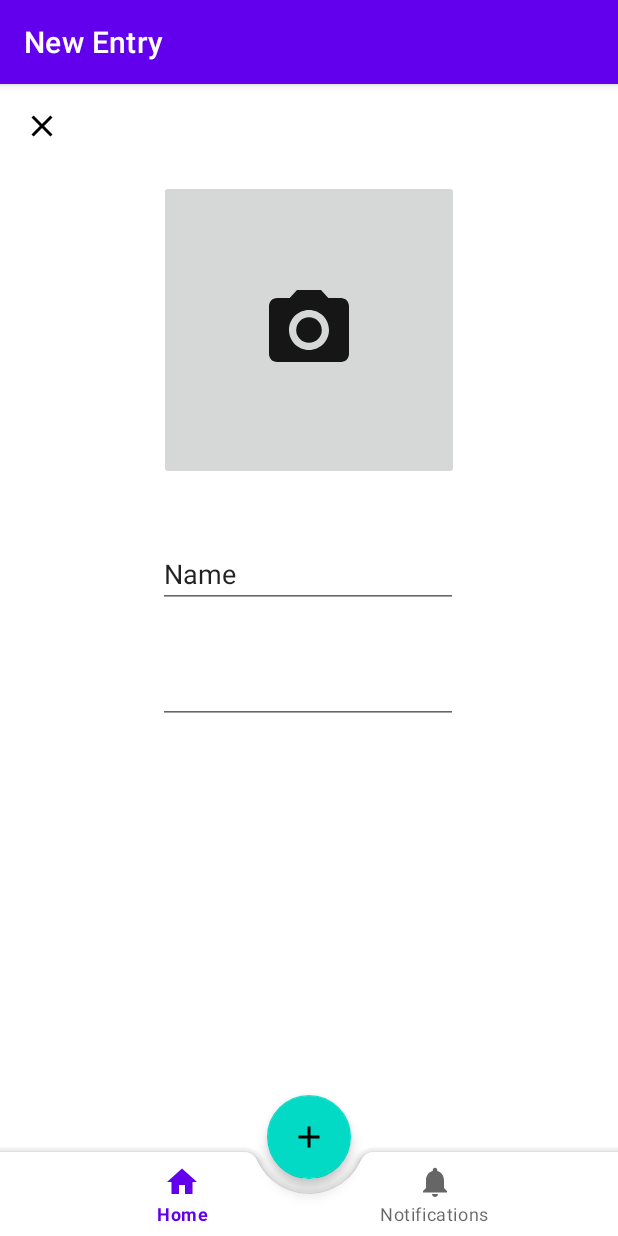
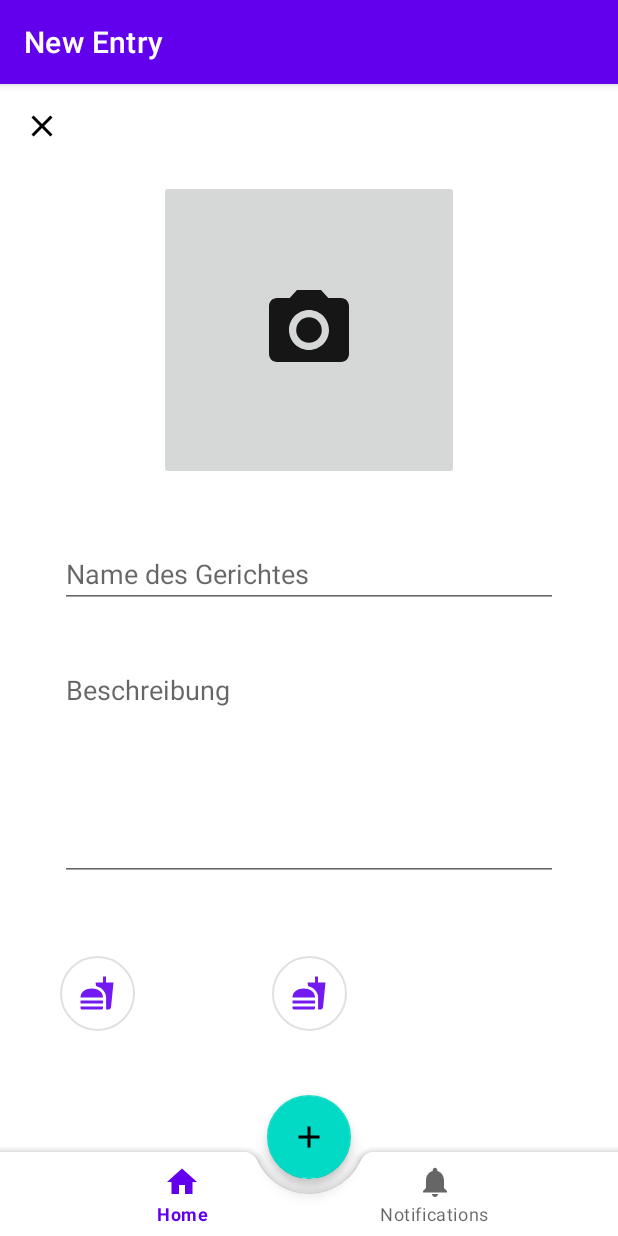
Before and after one commit to Tuuby/SpareFood_App, an Android app: the NewEntryFragment screen opened through its navigation route, on a phone screen of 412 x 824 dp. Run offline under Robolectric (Android 15) with nearby library versions, the phone set to English and light mode, and no system bars; our stand-ins replace navigation-ui.

Commit message:
temp commit add toggleFilterButton Dummy template

```diff
--- a/app/src/main/java/de/thb/sparefood_app/MainActivity.java
+++ b/app/src/main/java/de/thb/sparefood_app/MainActivity.java
@@ -14,6 +14,7 @@ import android.widget.ImageView;
 
 import com.google.android.material.bottomappbar.BottomAppBar;
 import com.google.android.material.bottomnavigation.BottomNavigationView;
+import com.google.android.material.button.MaterialButton;
 import com.google.android.material.floatingactionbutton.FloatingActionButton;
 
 import androidx.appcompat.app.ActionBar;
@@ -92,6 +93,4 @@ public class MainActivity extends AppCompatActivity {
 //        this.getWindow().clearFlags(WindowManager.LayoutParams.FLAG_LAYOUT_NO_LIMITS);
     }
 
-
-
 }
--- a/app/src/main/java/de/thb/sparefood_app/ui/new_entry/NewEntryFragment.java
+++ b/app/src/main/java/de/thb/sparefood_app/ui/new_entry/NewEntryFragment.java
@@ -2,16 +2,12 @@ package de.thb.sparefood_app.ui.new_entry;
 
 import android.Manifest;
 import android.app.Activity;
-import android.app.Application;
-import android.content.Context;
 import android.content.Intent;
 import android.content.pm.PackageManager;
 import android.graphics.Bitmap;
 import android.graphics.BitmapFactory;
-import android.media.Image;
 import android.media.MediaScannerConnection;
 import android.net.Uri;
-import android.os.Build;
 import android.os.Bundle;
 import android.os.Environment;
 import android.provider.MediaStore;
@@ -20,8 +16,6 @@ import android.view.LayoutInflater;
 import android.view.View;
 import android.view.ViewGroup;
 import android.widget.ImageButton;
-import android.widget.ImageView;
-import android.widget.TextView;
 
 import androidx.activity.result.ActivityResult;
 import androidx.activity.result.ActivityResultCallback;
@@ -34,6 +28,8 @@ import androidx.core.content.FileProvider;
 import androidx.fragment.app.Fragment;
 import androidx.lifecycle.ViewModelProvider;
 
+import com.google.android.material.button.MaterialButton;
+
 import java.io.File;
 import java.io.IOException;
 import java.text.SimpleDateFormat;
@@ -41,7 +37,6 @@ import java.util.Date;
 
 import de.thb.sparefood_app.R;
 import de.thb.sparefood_app.databinding.FragmentNewEntryBinding;
-import de.thb.sparefood_app.MainActivity;
 
 
 public class NewEntryFragment extends Fragment {
@@ -50,8 +45,7 @@ public class NewEntryFragment extends Fragment {
     private static final int pic_id = 123;
     // Define the button and imageview type variable
     ImageButton camera_open_id;
-    ImageView click_image_id;
-    //    Context context = getContext();
+    MaterialButton filterButtonDummy;
     String currentPhotoPath;
 
 
@@ -64,7 +58,6 @@ public class NewEntryFragment extends Fragment {
         View root = binding.getRoot();
 
         camera_open_id = (ImageButton) binding.cameraButton;
-        click_image_id = (ImageView) binding.mealImage;
 
         ActivityResultLauncher<Intent> someActivityResultLauncher = registerForActivityResult(
                 new ActivityResultContracts.StartActivityForResult(),
@@ -76,44 +69,8 @@ public class NewEntryFragment extends Fragment {
                             Log.d("DUMMY", "DATA FROM INTENT" + data);
                             galleryAddPic();
                             File photoTest = getActivity().getExternalFilesDir(currentPhotoPath);
-
-                            // Get the dimensions of the View
-//                            int targetW = click_image_id.getMeasuredWidth() != 0 ? click_image_id.getMeasuredWidth() : 401;
-//                            int targetH = click_image_id.getMeasuredHeight() != 0 ? click_image_id.getMeasuredHeight() : 401;
-////                            int targetW = 400;
-////                            int targetH = 400;
-//
-//                            Log.d(" TAG3333", "" + targetH + targetW);
-//
-//                            // Get the dimensions of the bitmap
-//                            BitmapFactory.Options bmOptions = new BitmapFactory.Options();
-//                            bmOptions.inJustDecodeBounds = true;
-//
-//                            BitmapFactory.decodeFile(currentPhotoPath, bmOptions);
-//
-//                            int photoW = bmOptions.outWidth;
-//                            int photoH = bmOptions.outHeight;
-//
-//                            // Determine how much to scale down the image
-//                            int scaleFactor = Math.max(1, Math.min(photoW/targetW, photoH/targetH));
-//
-//                            // Decode the image file into a Bitmap sized to fill the View
-//                            bmOptions.inJustDecodeBounds = false;
-//                            bmOptions.inSampleSize = scaleFactor;
-//                            bmOptions.inPurgeable = true;
-
-//                            Bitmap bitmap = BitmapFactory.decodeFile(currentPhotoPath, bmOptions);
                             Bitmap bitmap = BitmapFactory.decodeFile(currentPhotoPath);
-                            click_image_id.setImageBitmap(bitmap);
-
-//
-//                                // BitMap is data structure of image file
-//                                // which stores the image in memory
-//                                Bitmap photo = (Bitmap) data.getExtras()
-//                                        .get("data");
-//
-//                                // Set the image in imageview for display
-//                                click_image_id.setImageBitmap(photo);
+                            camera_open_id.setImageBitmap(bitmap);
                         }
                     }
                 });
@@ -123,7 +80,6 @@ public class NewEntryFragment extends Fragment {
         } catch (IOException e) {
             e.printStackTrace();
         }
-
 
         camera_open_id.setOnClickListener(new View.OnClickListener() {
 
@@ -152,34 +108,25 @@ public class NewEntryFragment extends Fragment {
             }
         });
 
-        // CAMERA Logic
-//        camera_open_id = (ImageButton)binding.cameraButton;
-//        click_image_id = (ImageView)binding.mealImage;
-//
-//        camera_open_id.setOnClickListener(new View.OnClickListener() {
-//
-//            @Override
-//            public void onClick(View v)
-//            {
-//
-//                // Create the camera_intent ACTION_IMAGE_CAPTURE
-//                // it will open the camera for capture the image
-//                Intent camera_intent
-//                        = new Intent(MediaStore
-//                        .ACTION_IMAGE_CAPTURE);
-//
-//                // Start the activity with camera_intent,
-//                // and request pic id
-////                startActivityForResult(camera_intent, pic_id);
-//                someActivityResultLauncher.launch(camera_intent);
-//            }
-//        });
+        filterButtonDummy = (MaterialButton) binding.filterButtonDummy;
+        filterButtonDummy.setSelected(false);
+        filterButtonDummy.setOnClickListener(new View.OnClickListener() {
 
-//        final TextView textView = binding.textNewEntry;
-//        plusViewModel.getText().observe(getViewLifecycleOwner(), textView::setText);
+            @Override
+            public void onClick(View v) {
+                toggleFilterButton();
+            }
+        });
+
         return root;
     }
 
+    public void toggleFilterButton () {
+        filterButtonDummy.setSelected(!filterButtonDummy.isSelected());
+        filterButtonDummy.setBackgroundTintList(getActivity().getResources().getColorStateList(R.color.color_state_list_filter_button_background));
+        filterButtonDummy.setRippleColor(getActivity().getResources().getColorStateList(R.color.color_state_list_filter_button_icon));
+        filterButtonDummy.setIconTint(getActivity().getResources().getColorStateList(R.color.color_state_list_filter_button_icon));
+    }
 
     private File createImageFile() throws IOException {
         // Create an image file name
@@ -267,29 +214,6 @@ public class NewEntryFragment extends Fragment {
 
 
 
-//    public void openSomeActivityForResult() {
-//        Intent intent = new Intent(this, SomeActivity.class);
-//        someActivityResultLauncher.launch(intent);
-//    }
-
-    // This method will help to retrieve the image
-    public void onActivityResult(int requestCode,
-                                 int resultCode,
-                                 Intent data) {
-
-        // Match the request 'pic id with requestCode
-        super.onActivityResult(requestCode, resultCode, data);
-        if (requestCode == pic_id) {
-
-            // BitMap is data structure of image file
-            // which stor the image in memory
-            Bitmap photo = (Bitmap) data.getExtras()
-                    .get("data");
-
-            // Set the image in imageview for display
-            click_image_id.setImageBitmap(photo);
-        }
-    }
 
     @Override
     public void onDestroyView() {
--- /dev/null
+++ b/app/src/main/res/color/color_state_list_filter_button_background.xml
@@ -0,0 +1,6 @@
+<?xml version="1.0" encoding="utf-8"?>
+<selector xmlns:android="http://schemas.android.com/apk/res/android">
+    <item android:state_selected="false"
+        android:color="@color/white" />
+    <item android:state_selected="true" android:color="@color/black" />
+</selector>
--- /dev/null
+++ b/app/src/main/res/color/color_state_list_filter_button_icon.xml
@@ -0,0 +1,6 @@
+<?xml version="1.0" encoding="utf-8"?>
+<selector xmlns:android="http://schemas.android.com/apk/res/android">
+    <item android:state_selected="false"
+        android:color="@color/purple_200" />
+    <item android:state_selected="true" android:color="@color/teal_200" />
+</selector>
--- /dev/null
+++ b/app/src/main/res/drawable/ic_baseline_fastfood_24.xml
@@ -0,0 +1,5 @@
+<vector android:alpha="0.9" android:height="24dp" android:tint="#000000"
+    android:viewportHeight="24" android:viewportWidth="24"
+    android:width="24dp" xmlns:android="http://schemas.android.com/apk/res/android">
+    <path android:fillColor="@android:color/white" android:pathData="M18.06,22.99h1.66c0.84,0 1.53,-0.64 1.63,-1.46L23,5.05h-5L18,1h-1.97v4.05h-4.97l0.3,2.34c1.71,0.47 3.31,1.32 4.27,2.26 1.44,1.42 2.43,2.89 2.43,5.29v8.05zM1,21.99L1,21h15.03v0.99c0,0.55 -0.45,1 -1.01,1L2.01,22.99c-0.56,0 -1.01,-0.45 -1.01,-1zM16.03,14.99c0,-8 -15.03,-8 -15.03,0h15.03zM1.02,17h15v2h-15z"/>
+</vector>
--- a/app/src/main/res/layout/fragment_new_entry.xml
+++ b/app/src/main/res/layout/fragment_new_entry.xml
@@ -37,40 +37,77 @@
 
         <EditText
             android:id="@+id/editTextTextPersonName"
-            android:layout_width="200dp"
+            android:layout_width="match_parent"
             android:layout_height="wrap_content"
+            android:layout_marginStart="40dp"
             android:layout_marginTop="40dp"
+            android:layout_marginEnd="40dp"
             android:ems="10"
+            android:hint="Name des Gerichtes"
             android:inputType="textPersonName"
-            android:text="Name"
             app:layout_constraintEnd_toEndOf="parent"
-            app:layout_constraintHorizontal_bias="0.497"
+            app:layout_constraintHorizontal_bias="0.0"
             app:layout_constraintStart_toStartOf="parent"
             app:layout_constraintTop_toBottomOf="@+id/cameraButton" />
 
         <EditText
             android:id="@+id/editTextTextMultiLine"
-            android:layout_width="200dp"
-            android:layout_height="wrap_content"
+            android:layout_width="match_parent"
+            android:layout_height="150dp"
+            android:layout_marginStart="40dp"
             android:layout_marginTop="32dp"
+            android:layout_marginEnd="40dp"
             android:ems="10"
             android:gravity="start|top"
+            android:hint="Beschreibung"
             android:inputType="textMultiLine"
             app:layout_constraintEnd_toEndOf="parent"
             app:layout_constraintHorizontal_bias="0.497"
             app:layout_constraintStart_toStartOf="parent"
             app:layout_constraintTop_toBottomOf="@+id/editTextTextPersonName" />
 
-        <ImageView
-            android:id="@+id/mealImage"
-            android:layout_width="match_parent"
-            android:layout_height="match_parent"
-            android:layout_marginTop="44dp"
-            app:layout_constraintBottom_toBottomOf="parent"
+<!--            style="@style/Widget.MaterialComponents.Button.OutlinedButton"-->
+<!--            app:backgroundTint="@android:color/holo_orange_dark"-->
+        <Button
+            android:id="@+id/filterButtonDummy"
+            style="@style/Widget.MaterialComponents.Button.OutlinedButton"
+            android:layout_width="50dp"
+            android:layout_height="50dp"
+            android:layout_marginTop="50dp"
+            android:insetLeft="0dp"
+            android:insetTop="0dp"
+            android:insetRight="0dp"
+            android:insetBottom="0dp"
+            android:padding="0dp"
+            app:icon="@drawable/ic_baseline_fastfood_24"
+            app:iconGravity="textStart"
+            app:iconPadding="0dp"
+            app:iconSize="24dp"
             app:layout_constraintEnd_toEndOf="parent"
             app:layout_constraintStart_toStartOf="parent"
             app:layout_constraintTop_toBottomOf="@+id/editTextTextMultiLine"
-            tools:src="@tools:sample/backgrounds/scenic" />
+            app:shapeAppearanceOverlay="@style/ShapeAppearanceOverlay.MyApp.Button.Circle"
+            />
+
+        <com.google.android.material.button.MaterialButton
+            style="@style/Widget.MaterialComponents.Button.OutlinedButton.Icon"
+            android:layout_width="50dp"
+            android:layout_height="50dp"
+            android:layout_marginTop="50dp"
+            android:insetLeft="0dp"
+            android:insetTop="0dp"
+            android:insetRight="0dp"
+            android:insetBottom="0dp"
+            android:padding="0dp"
+            app:icon="@drawable/ic_baseline_fastfood_24"
+            app:iconGravity="textStart"
+            app:iconPadding="0dp"
+            app:iconSize="24dp"
+            app:layout_constraintEnd_toStartOf="@+id/filterButtonDummy"
+            app:layout_constraintHorizontal_bias="0.305"
+            app:layout_constraintStart_toStartOf="parent"
+            app:layout_constraintTop_toBottomOf="@+id/editTextTextMultiLine"
+            app:shapeAppearanceOverlay="@style/ShapeAppearanceOverlay.MyApp.Button.Circle" />
 
     </androidx.constraintlayout.widget.ConstraintLayout>
 </ScrollView>
--- /dev/null
+++ b/app/src/main/res/values/style.xml
@@ -0,0 +1,12 @@
+<?xml version="1.0" encoding="utf-8"?>
+<resources>
+    <style name="ShapeAppearanceOverlay.MyApp.Button.Circle" parent="">
+        <item name="cornerFamily">rounded</item>
+        <item name="cornerSize">50%</item>
+    </style>
+    <style name="ButtonStyle" parent="">
+        <item name="color">@color/black</item>
+        <item name="backgroundColor">@color/purple_200</item>
+    </style>
+
+</resources>
```
